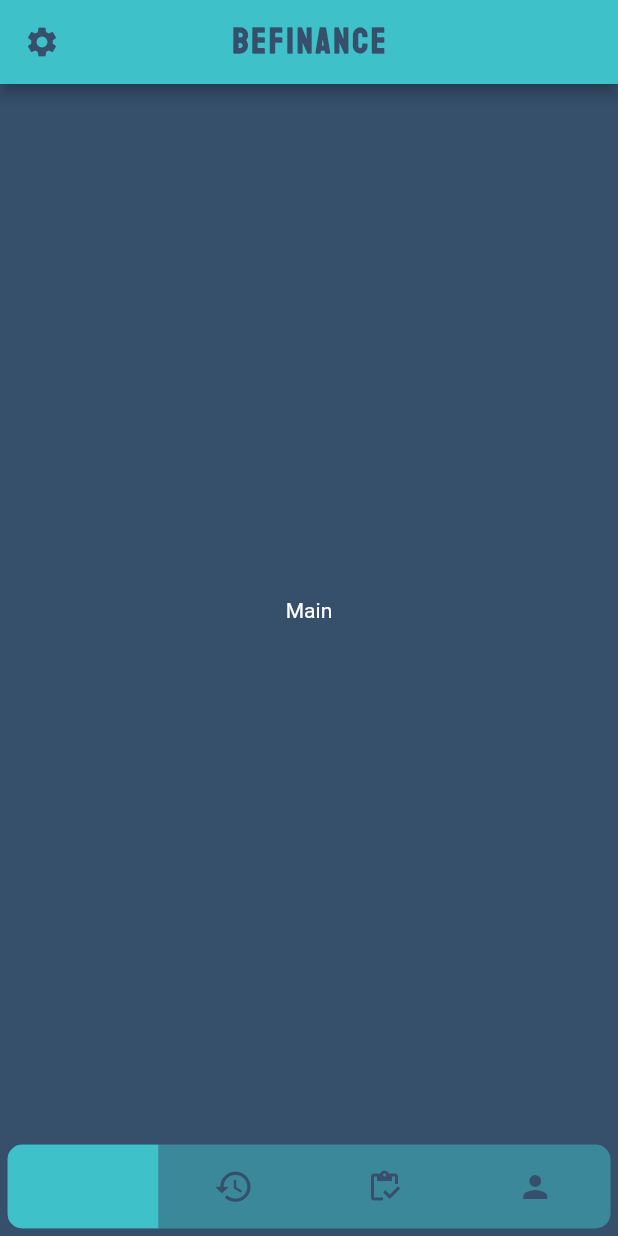
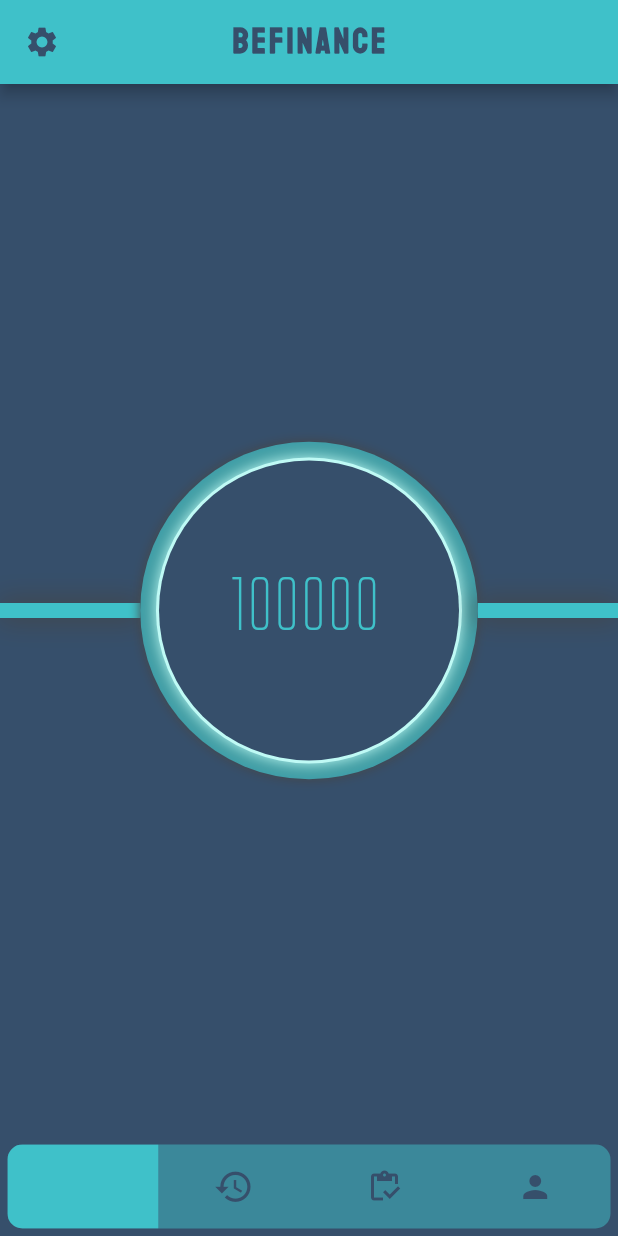
Before and after one commit to DavidBeppiev/Be-Finance, a Flutter app: the AuthPage screen opened directly, after a tap on "LOGIN", on a phone screen of 412 x 824 dp. Run offline on Flutter 3.47's test engine with Material 2 defaults, Android fonts, the phone set to English and light mode, and no system bars; drawn by our look-alikes of flutter_snake_navigationbar; our stand-ins replace bloc, charts_flutter, flutter_bloc, image_picker; statements that could not run were skipped.

Commit message:
=== GIT === 1. Changed the Git platform === NEW === 1. Started to make up main_view.dart

```diff
--- a/assets/translations/ru.json
+++ b/assets/translations/ru.json
@@ -16,5 +16,5 @@
   "login_text": "Войти",
 
   "gallery_text": "Галерея",
-  "camera_text": "Камера",
+  "camera_text": "Камера"
 }
--- a/lib/data/constants/colors.dart
+++ b/lib/data/constants/colors.dart
@@ -4,4 +4,5 @@ abstract class AllColors {
   static const Color mainColor = Color.fromRGBO(54, 79, 107, 1);
   static const Color secondaryColor = Color.fromRGBO(63, 193, 201, 1);
   static const Color lightGreyColor = Color.fromRGBO(191, 250, 245, 1.0);
+  static const Color shadowColor = Color.fromRGBO(68, 68, 68, 1);
 }
--- a/lib/data/constants/text_styles.dart
+++ b/lib/data/constants/text_styles.dart
@@ -7,33 +7,27 @@ abstract class AllStyles {
       fontSize: 20,
       fontWeight: FontWeight.bold,
       color: AllColors.secondaryColor,
-    fontFamily: 'Main'
-  );
+      fontFamily: 'Main');
 
   static const TextStyle ts_Fs23_CMain_FFSecondary = TextStyle(
       fontSize: 23,
       fontWeight: FontWeight.bold,
       color: AllColors.mainColor,
-    fontFamily: 'Secondary'
-  );
+      fontFamily: 'Secondary');
 
-  static const TextStyle ts_Fs18_CSecondary_FFMain = TextStyle(
-    fontSize: 18,
-    color: AllColors.secondaryColor,
-    fontFamily: 'Main'
-  );
+  static const TextStyle ts_Fs18_CSecondary_FFMain =
+      TextStyle(fontSize: 18, color: AllColors.secondaryColor, fontFamily: 'Main');
 
   static const TextStyle ts_Fs23_CMain_FFTagline = TextStyle(
       fontWeight: FontWeight.bold,
       fontSize: 23,
       color: AllColors.mainColor,
       letterSpacing: 2.0,
-    fontFamily: 'Tagline'
-  );
+      fontFamily: 'Tagline');
 
-  static const TextStyle ts_Fs20_CMain_FFSec = TextStyle(
-    fontSize: 20,
-    color: AllColors.mainColor,
-    fontFamily: 'Secondary'
-  );
+  static const TextStyle ts_Fs20_CMain_FFSec =
+      TextStyle(fontSize: 20, color: AllColors.mainColor, fontFamily: 'Secondary');
+
+  static const TextStyle ts_Fs50_CSecondary_FFNumbers =
+      TextStyle(color: AllColors.secondaryColor, fontSize: 50, fontFamily: 'Numbers');
 }
--- a/lib/main.dart
+++ b/lib/main.dart
@@ -2,6 +2,7 @@ import 'package:be_finance_app/bloc/providers.dart';
 import 'package:be_finance_app/bloc/locale_cubit/locale_cubit.dart';
 import 'package:be_finance_app/data/constants/colors.dart';
 import 'package:be_finance_app/localizations/app_localizations_setup.dart';
+import 'package:be_finance_app/ui/pages/initial_page.dart';
 import 'package:be_finance_app/ui/pages/main_page.dart';
 import 'package:flutter/material.dart';
 import 'package:flutter/services.dart';
@@ -34,8 +35,8 @@ class MyApp extends StatelessWidget {
           supportedLocales: AppLocalizationsSetup.supportedLocales,
           localizationsDelegates: AppLocalizationsSetup.localizationsDelegates,
           locale: localeState.locale,
-          // home: InitialPage(),
-            home: MainPage(),
+          home: InitialPage(),
+            // home: MainPage(),
           );
         }
       ),
--- a/lib/ui/views/auth views/login_view.dart
+++ b/lib/ui/views/auth views/login_view.dart
@@ -22,19 +22,24 @@ class LoginView extends StatelessWidget {
             CustomTextFormField(
                 AppLocalizations.of(context)!.translate('password_input_text')!,
                 Icons.key),
-            SizedBox(height: 13,),
+            const SizedBox(
+              height: 13,
+            ),
             Container(
               padding: const EdgeInsets.only(top: 10, left: 25, right: 25),
               child: CustomButton(
-                  AppLocalizations.of(context)!.translate('login_text')!.toUpperCase(), () {
+                  AppLocalizations.of(context)!
+                      .translate('login_text')!
+                      .toUpperCase(), () {
                 BlocProvider.of<InitialPageCubit>(context).goToMainPage();
-              }
-              ),
+              }),
             ),
           ],
         ),
-        SizedBox(height: 32,),
-        Divider(),
+        const SizedBox(
+          height: 32,
+        ),
+        const Divider(),
         Column(
           mainAxisAlignment: MainAxisAlignment.center,
           children: [
@@ -43,11 +48,12 @@ class LoginView extends StatelessWidget {
               style: AllStyles.ts_Fs18_CSecondary_FFMain,
             ),
             InkWell(
-              onTap: () {
-                BlocProvider.of<AuthNavigationViewsCubit>(context).toRegister();
-              },
+              onTap: () =>
+                  BlocProvider.of<AuthNavigationViewsCubit>(context).toRegister(),
               child: Text(
-                AppLocalizations.of(context)!.translate('registration_text')!.toUpperCase(),
+                AppLocalizations.of(context)!
+                    .translate('registration_text')!
+                    .toUpperCase(),
                 style: AllStyles.ts_Fs18_CSecondary_FFMain,
               ),
             )
--- a/lib/ui/views/main views/main_view.dart
+++ b/lib/ui/views/main views/main_view.dart
@@ -1,3 +1,6 @@
+import 'package:be_finance_app/data/constants/colors.dart';
+import 'package:be_finance_app/ui/widgets/custom%20widgets/custom_divider.dart';
+import 'package:be_finance_app/ui/widgets/main%20view%20widgets/wallet_widget.dart';
 import 'package:flutter/material.dart';
 
 class MainView extends StatelessWidget {
@@ -5,6 +8,18 @@ class MainView extends StatelessWidget {
 
   @override
   Widget build(BuildContext context) {
-    return Center(child: Text('Main'),);
+    return Column(
+      mainAxisAlignment: MainAxisAlignment.center,
+      children: [
+        Row(
+          children: [
+            CustomDivider(),
+            const WalletWidget(),
+            CustomDivider(),
+          ],
+        ),
+        // ListView(),
+      ],
+    );
   }
 }
--- a/lib/ui/views/main views/profile_view.dart
+++ b/lib/ui/views/main views/profile_view.dart
@@ -1,5 +1,6 @@
 import 'package:be_finance_app/bloc/profile_image_cubit/profile_image_cubit.dart';
 import 'package:be_finance_app/data/constants/colors.dart';
+import 'package:be_finance_app/ui/pages/auth_page.dart';
 import 'package:be_finance_app/ui/widgets/profile%20view%20widgets/bottom_sheet_widget.dart';
 import 'package:be_finance_app/ui/widgets/profile%20view%20widgets/chart_widget.dart';
 import 'package:flutter/material.dart';
@@ -24,7 +25,7 @@ class ProfileView extends StatelessWidget {
                   onTap: () => showImageSourceBottomSheet(context),
                   child: BlocBuilder<ProfileImageCubit, ProfileImageState>(
                       builder: (context, state) {
-                          if(state is ProfileImageInitial) {
+                    if (state is ProfileImageInitial) {
                       return CircleAvatar(
                         radius: 30.0,
                         backgroundImage:
@@ -35,23 +36,32 @@ class ProfileView extends StatelessWidget {
                       );
                     }
                     return const SizedBox();
-                        }
-                      ),
+                  }),
                 ),
                 const SizedBox(
                   width: 20.0,
                 ),
-                    const Text('name', style: TextStyle(color: AllColors
-                        .secondaryColor)),
+                const Text('name',
+                    style: TextStyle(color: AllColors.secondaryColor)),
               ],
             ),
-                const Icon(
-                  Icons.exit_to_app,
+            IconButton(
+              splashRadius: 25,
+              onPressed: () => Navigator.pushAndRemoveUntil(
+                context,
+                MaterialPageRoute(
+                  builder: (BuildContext context) => AuthPage(),
+                ),
+                (Route<dynamic> route) => false,
+              ),
+              icon: const Icon(Icons.exit_to_app, size: 28,),
               color: AllColors.secondaryColor,
             )
           ],
         ),
-            const SizedBox(height: 25.0,),
+        const SizedBox(
+          height: 25.0,
+        ),
         Container(
           width: double.infinity,
           height: 300,
--- /dev/null
+++ b/lib/ui/widgets/custom widgets/custom_divider.dart
@@ -0,0 +1,16 @@
+import 'package:be_finance_app/data/constants/colors.dart';
+import 'package:flutter/material.dart';
+
+Widget CustomDivider() {
+  return Expanded(
+      child: Container(
+    decoration: const BoxDecoration(
+      color: AllColors.secondaryColor,
+      boxShadow: [
+        BoxShadow(
+            color: AllColors.shadowColor, blurRadius: 15, spreadRadius: 1)
+      ],
+    ),
+    height: 10,
+  ));
+}
--- /dev/null
+++ b/lib/ui/widgets/main view widgets/wallet_widget.dart
@@ -0,0 +1,44 @@
+import 'package:be_finance_app/data/constants/colors.dart';
+import 'package:be_finance_app/data/constants/text_styles.dart';
+import 'package:flutter/material.dart';
+
+class WalletWidget extends StatelessWidget {
+  const WalletWidget({Key? key}) : super(key: key);
+
+  @override
+  Widget build(BuildContext context) {
+    return Center(
+      child: Container(
+        width: 225.0,
+        height: 225.0,
+        decoration: BoxDecoration(
+          color: AllColors.secondaryColor.withOpacity(0.7),
+          shape: BoxShape.circle,
+          boxShadow: const [
+            BoxShadow(
+                color: AllColors.shadowColor,
+                blurRadius: 6,)
+          ],
+        ),
+        child: Center(
+          child: Container(
+            width: 200.0,
+            height: 200.0,
+            decoration: const BoxDecoration(boxShadow: [
+              BoxShadow(
+                  color: AllColors.lightGreyColor,
+                  blurRadius: 8,
+                  spreadRadius: 2,
+                  blurStyle: BlurStyle.solid)
+            ], color: AllColors.mainColor, shape: BoxShape.circle),
+            child: const Center(
+                child: Text(
+              '100000',
+              style: AllStyles.ts_Fs50_CSecondary_FFNumbers,
+            )),
+          ),
+        ),
+      ),
+    );
+  }
+}
```
Also changed, not shown: lib/ui/pages/auth_page.dart (+7 -5 lines). Lines whose indentation alone changed are shown as unchanged.
